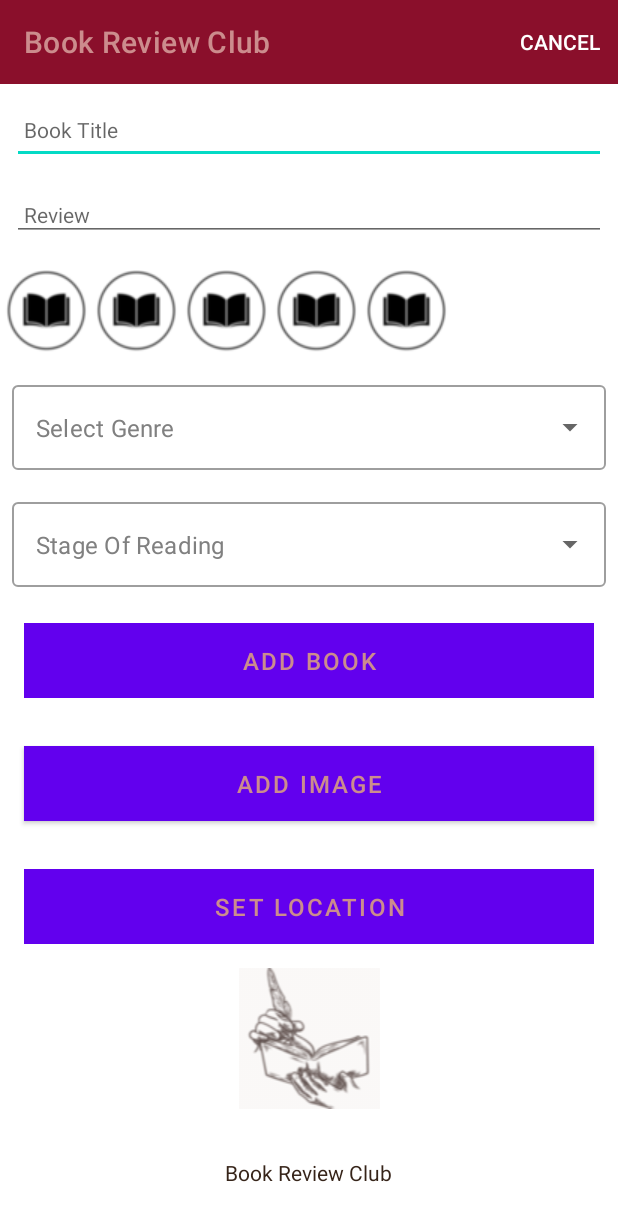
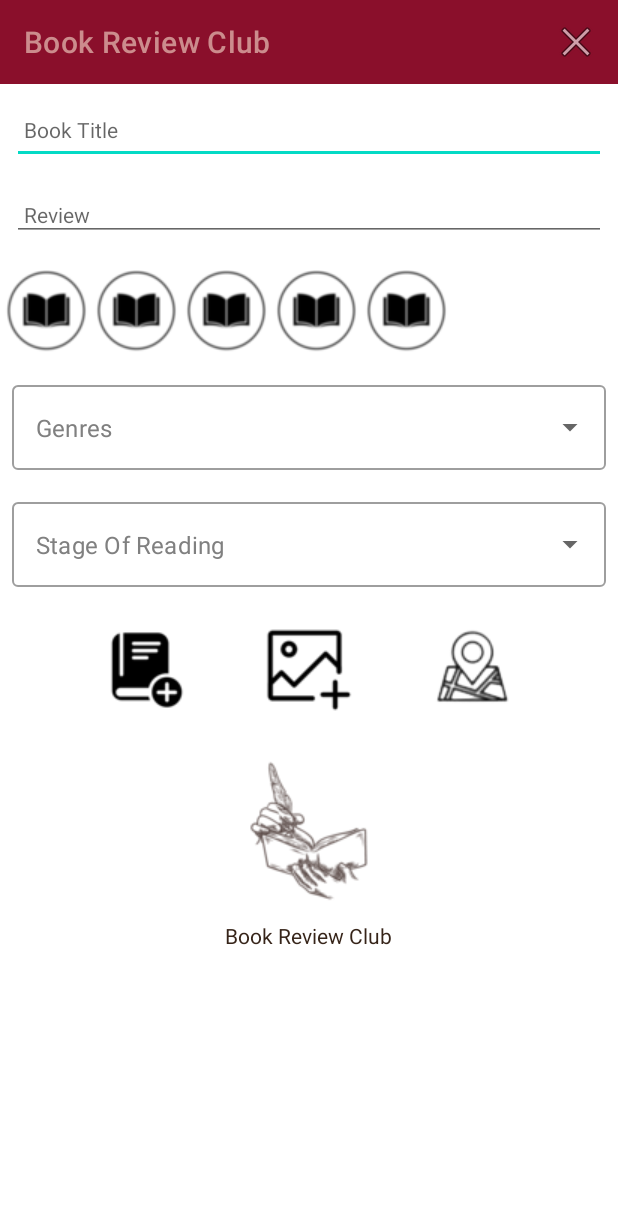
Before and after one commit to Ashinisagaran/BookReview_Android_CA02, an Android app: the BookReviewActivity screen opened directly, with no data from a screen before it, on a phone screen of 412 x 824 dp. Shown: the top 1221 px of the screen. Run offline under Robolectric (Android 15) with nearby library versions, the light colour scheme and no system bars; our stand-ins replace Picasso, Timber; 2 statements that could not run were skipped.

Commit message:
image buttons

```diff
--- a/app/build.gradle
+++ b/app/build.gradle
@@ -2,6 +2,7 @@ plugins {
     id 'com.android.application'
     id 'org.jetbrains.kotlin.android'
     id 'kotlin-parcelize'
+    id 'com.google.android.libraries.mapsplatform.secrets-gradle-plugin'
 }
 
 android {
@@ -44,6 +45,8 @@ dependencies {
     implementation 'androidx.constraintlayout:constraintlayout:2.1.4'
     implementation 'com.github.ajalt:timberkt:1.5.1'
     implementation 'com.squareup.picasso:picasso:2.71828'
+    implementation 'com.google.android.gms:play-services-maps:18.1.0'
+    implementation 'androidx.mediarouter:mediarouter:1.3.1'
     testImplementation 'junit:junit:4.13.2'
     androidTestImplementation 'androidx.test.ext:junit:1.1.4'
     androidTestImplementation 'androidx.test.espresso:espresso-core:3.5.0'
--- a/app/src/main/java/org/setu/bookReview/activities/BookReviewActivity.kt
+++ b/app/src/main/java/org/setu/bookReview/activities/BookReviewActivity.kt
@@ -9,6 +9,7 @@ import android.view.Menu
 import android.view.MenuItem
 import android.widget.ArrayAdapter
 import android.widget.AutoCompleteTextView
+import android.widget.ImageButton
 import android.widget.RatingBar
 import android.widget.RatingBar.OnRatingBarChangeListener
 import android.widget.TextView
@@ -32,7 +33,10 @@ class BookReviewActivity : AppCompatActivity() {
     var editFlag = false
     private lateinit var imageIntentLauncher : ActivityResultLauncher<Intent>
     private var ratingBar: RatingBar? = null
-    private var tv: TextView? = null
+    private var genre: TextView? = null
+    private var stageOfReading: TextView? = null
+    private var bookSave: ImageButton = findViewById(R.id.button_saveBook)
+
 
     override fun onCreate(savedInstanceState: Bundle?) {
         super.onCreate(savedInstanceState)
@@ -48,8 +52,6 @@ class BookReviewActivity : AppCompatActivity() {
 
         i("Book Review Activity started...")
 
-        ratingBar = binding.ratingBar;
-
         // get reference to the string array that we just created
         val genres = resources.getStringArray(R.array.select_genre)
         val stageOfReadings = resources.getStringArray(R.array.select_stage_of_reading)
@@ -64,26 +66,35 @@ class BookReviewActivity : AppCompatActivity() {
         autocompleteTV.setAdapter(arrayAdapter)
         autocompleteTV2.setAdapter(arrayAdapter2)
 
+        ratingBar = binding.ratingBar
+        genre = binding.autoCompleteTextView
+        stageOfReading = binding.autoCompleteTextView2
+        bookSave = binding.bookSave
+
         if (intent.hasExtra("bookReview_edit")) {
             edit = true
             bookReview = intent.extras?.getParcelable("bookReview_edit")!!
             binding.bookTitle.setText(bookReview.bookTitle)
             binding.review.setText(bookReview.review)
             binding.ratingBar.rating=bookReview.rating
-            binding.btnAdd.setText(R.string.button_saveBook)
+            binding.autoCompleteTextView.setText(bookReview.genre)
+            binding.autoCompleteTextView2.setText(bookReview.stageOfReading)
+            binding.bookSave.setImageIcon(R.id.button_saveBook)
             Picasso.get()
                 .load(bookReview.image)
                 .into(binding.bookImage)
             if (bookReview.image != Uri.EMPTY) {
-                binding.chooseImage.setText(R.string.change_book_image)
+                binding.imageAdd.setText(R.string.change_book_image)
             }
 
         }
 
-        binding.btnAdd.setOnClickListener() {
+        binding.bookSave.setOnClickListener() {
             bookReview.bookTitle = binding.bookTitle.text.toString()
             bookReview.review = binding.review.text.toString()
             bookReview.rating = binding.ratingBar.rating
+            bookReview.genre = binding.autoCompleteTextView.toString()
+            bookReview.stageOfReading = binding.autoCompleteTextView2.toString()
             if (bookReview.bookTitle.isEmpty()) {
                 Snackbar.make(it,R.string.enter_title_message, Snackbar.LENGTH_LONG)
                     .show()
@@ -104,7 +115,7 @@ class BookReviewActivity : AppCompatActivity() {
                 Log.d("rating", ratingBar.rating.toString() + "")
             }
 
-        binding.chooseImage.setOnClickListener {
+        binding.imageAdd.setOnClickListener {
             showImagePicker(imageIntentLauncher)
         }
 
@@ -141,7 +152,7 @@ class BookReviewActivity : AppCompatActivity() {
                             Picasso.get()
                                 .load(bookReview.image)
                                 .into(binding.bookImage)
-                            binding.chooseImage.setText(R.string.change_book_image)
+                            binding.imageAdd.setImageIcon(R.string.change_book_image)
                         } // end of if
                     }
                     RESULT_CANCELED -> { } else -> { }
--- a/app/src/main/java/org/setu/bookReview/adapters/BookReviewAdapter.kt
+++ b/app/src/main/java/org/setu/bookReview/adapters/BookReviewAdapter.kt
@@ -36,9 +36,9 @@ class BookReviewAdapter constructor(private var bookReviews: List<BookReviewMode
         fun bind(bookReview: BookReviewModel, listener: BookReviewListener) {
             binding.bookTitle.text = bookReview.bookTitle
             binding.review.text = bookReview.review
-            binding.rating.text = bookReview.rating.toString()
-            binding.genre.text = bookReview.genre
-            binding.stageOfReading.text = bookReview.stageOfReading
+            binding.ratingBar.rating=bookReview.rating
+//            binding.genre.text = bookReview.genre
+//            binding.stageOfReading.text = bookReview.stageOfReading
             Picasso.get().load(bookReview.image).resize(200,200).into(binding.imageIcon)
             binding.root.setOnClickListener { listener.onBookReviewClick(bookReview) }
         }
--- a/app/src/main/res/layout/activity_book_review.xml
+++ b/app/src/main/res/layout/activity_book_review.xml
@@ -48,7 +48,7 @@
                     android:autofillHints="hint"
                     android:hint="@string/hint_bookTitle"
                     android:inputType="text"
-                    android:maxLength="25"
+                    android:maxLength="125"
                     android:maxLines="1"
                     android:padding="8dp"
                     android:textColor="@color/colorPrimaryDark"
@@ -61,7 +61,7 @@
                     android:layout_margin="8dp"
                     android:hint="@string/hint_review"
                     android:inputType="text"
-                    android:maxLength="25"
+                    android:maxLength="125"
                     android:maxLines="1"
                     android:padding="8dp"
                     android:textColor="@color/colorPrimaryDark"
@@ -100,7 +100,7 @@
                         android:layout_height="match_parent"
                         android:layout_weight="1"
                         android:inputType="none"
-                        android:text="Select Genre"
+                        android:text="@string/genre"
                         android:textColor="@color/grey"
                         />
 
@@ -124,74 +124,84 @@
                         android:layout_height="match_parent"
                         android:layout_weight="1"
                         android:inputType="none"
-                        android:text="Stage Of Reading"
+                        android:text="@string/stageOfReading"
                         android:textColor="@color/grey"
                         />
 
                 </com.google.android.material.textfield.TextInputLayout>
 
-                <Button
-                    android:id="@+id/btnAdd"
-                    android:layout_width="match_parent"
+            <LinearLayout
+                android:id="@+id/LinearLayout02"
+                android:layout_height="wrap_content"
+                android:layout_width="match_parent"
+                android:layout_alignParentBottom="true"
+                android:gravity="center"
+                android:orientation="horizontal" >
+
+                <ImageButton
+                    android:id="@+id/bookSave"
+                    android:layout_width="wrap_content"
                     android:layout_height="wrap_content"
-                    android:layout_margin="16dp"
-                    android:background="@color/colorAccent"
-                    android:paddingTop="8dp"
-                    android:paddingBottom="8dp"
+                    android:layout_margin="10dp"
+                    android:src="@drawable/book_save"
+                    android:paddingTop="5dp"
+                    android:paddingBottom="5dp"
                     android:stateListAnimator="@null"
-                    android:text="@string/button_addBook"
-                    android:textColor="@color/colorPrimary"
-                    android:textSize="16sp" />
+                    android:contentDescription="@string/button_saveBook"
+                    style="?android:attr/borderlessButtonStyle"/>
 
-                <Button
-                    android:id="@+id/chooseImage"
-                    android:layout_width="match_parent"
+
+                <ImageButton
+                    android:id="@+id/imageAdd"
+                    android:layout_width="wrap_content"
                     android:layout_height="wrap_content"
-                    android:layout_margin="16dp"
-                    android:background="@color/colorAccent"
-                    android:paddingTop="8dp"
-                    android:paddingBottom="8dp"
-                    android:text="@string/button_addImage"
-                    android:textColor="@color/colorPrimary"
-                    android:textSize="16sp" />
+                    android:layout_margin="10dp"
+                    android:contentDescription="@string/button_addImage"
+                    android:paddingTop="5dp"
+                    android:paddingBottom="5dp"
+                    android:src="@drawable/save_image"
+                    android:stateListAnimator="@null"
+                    style="?android:attr/borderlessButtonStyle"/>
 
-                <Button
+                <ImageButton
                     android:id="@+id/bookReviewLocation"
-                    android:layout_width="match_parent"
+                    android:layout_width="wrap_content"
                     android:layout_height="wrap_content"
-                    android:layout_margin="16dp"
-                    android:background="@color/colorAccent"
-                    android:paddingBottom="8dp"
-                    android:paddingTop="8dp"
+                    android:layout_margin="10dp"
+                    android:src="@drawable/location_icon"
+                    android:paddingTop="5dp"
+                    android:paddingBottom="5dp"
                     android:stateListAnimator="@null"
-                    android:text="@string/button_location"
-                    android:textColor="@color/colorPrimary"
-                    android:textSize="16sp"/>
+                    android:contentDescription="@string/button_location"
+                    style="?android:attr/borderlessButtonStyle"/>
 
-                <ImageView
-                    android:id="@+id/bookImage"
-                    android:layout_width="match_parent"
-                    android:layout_height="wrap_content"
-                    app:srcCompat="@drawable/logo" />
+            </LinearLayout>
 
                 <RelativeLayout
                     android:layout_width="match_parent"
                     android:layout_height="match_parent"
-                    android:gravity="center_vertical">
+                    android:layout_centerHorizontal="true"
+                    android:layout_centerVertical="true" >
+
+                        <ImageView
+                            android:id="@+id/bookImage"
+                            android:layout_width="match_parent"
+                            android:layout_height="wrap_content"
+                            android:layout_centerHorizontal="true"
+                            app:srcCompat="@drawable/logo" />
+
                         <TextView
                             android:id="@+id/bookReviewClub"
                             android:layout_width="wrap_content"
                             android:layout_height="wrap_content"
-                            android:layout_centerVertical="true"
                             android:layout_centerHorizontal="true"
-                            android:autofillHints="hint"
+                            android:gravity="center_horizontal"
+                            android:layout_below="@id/bookImage"
                             android:text="@string/club_name"
-                            android:maxLength="25"
-                            android:maxLines="1"
-                            android:padding="8dp"
-                            android:textColor="@color/dark_brown"
-                            android:textSize="14sp" />
+                            android:textColor="@color/dark_brown"/>
                 </RelativeLayout>
+
+
 
             </LinearLayout>
         </ScrollView>
--- a/app/src/main/res/menu/menu_book_review.xml
+++ b/app/src/main/res/menu/menu_book_review.xml
@@ -4,6 +4,8 @@
 
     <item
         android:id="@+id/item_cancel"
+        android:icon="@android:drawable/ic_menu_close_clear_cancel"
         android:title="@string/menu_cancelBook"
         app:showAsAction="always"/>
+
 </menu>
--- a/app/src/main/res/values-night/themes.xml
+++ b/app/src/main/res/values-night/themes.xml
@@ -14,10 +14,5 @@
         <!-- Customize your theme here. -->
     </style>
 
-    <style name="CustomRatingBarStyle" parent="Widget.AppCompat.RatingBar">
-        <item name="android:progressDrawable">@drawable/ratingbar_selector</item>
-        <item name="android:minHeight">25dip</item>
-        <item name="android:maxHeight">67dip</item>
-    </style>
 
 </resources>
--- a/app/src/main/res/values/colors.xml
+++ b/app/src/main/res/values/colors.xml
@@ -13,4 +13,5 @@
     <color name="grey">#808080</color>
     <color name="dark_brown">#362419</color>
     <color name="colorAccent">#8a0f2b</color>
+    <color name="old_book_page">#E0C9A6</color>
 </resources>
--- a/app/src/main/res/values/strings.xml
+++ b/app/src/main/res/values/strings.xml
@@ -9,11 +9,18 @@
     <string name="hint_stageOfReading">Stage Of Reading</string>
     <string name="menu_addBook">Add</string>
     <string name="menu_cancelBook">Cancel</string>
+    <string name="save_book">Save</string>
     <string name="enter_title_message">Please Enter a Book Title</string>
+    <string name="enter_review_message">Please leave a review!</string>
+    <string name="enter_rating_message">Please leave a rating!</string>
+    <string name="enter_genre_message">Select a genre for the book!</string>
+    <string name="enter_stage_of_reading_message">Select your stage of reading for the book!</string>
     <string name="button_addImage"> Add Image </string>
     <string name="select_book_image">Select the book image</string>
     <string name="change_book_image">Change book image</string>
     <string name="club_name">Book Review Club</string>
+    <string name="genre">Genres</string>
+    <string name="stageOfReading">Stage Of Reading</string>
     <string-array name="select_genre">
         <item>Adventure</item>
         <item>Children</item>
@@ -35,5 +42,6 @@
         <item>Nope</item>
     </string-array>
     <string name="button_location">Set Location</string>
+    <string name="title_activity_map">MapActivity</string>
 
 </resources>
--- a/app/src/main/res/values/themes.xml
+++ b/app/src/main/res/values/themes.xml
@@ -14,10 +14,5 @@
         <!-- Customize your theme here. -->
     </style>
 
-    <style name="CustomRatingBarStyle" parent="Widget.AppCompat.RatingBar">
-        <item name="android:progressDrawable">@drawable/ratingbar_selector</item>
-        <item name="android:minHeight">25dip</item>
-        <item name="android:maxHeight">67dip</item>
-    </style>
 
 </resources>
--- a/build.gradle
+++ b/build.gradle
@@ -3,4 +3,5 @@ plugins {
     id 'com.android.application' version '7.3.1' apply false
     id 'com.android.library' version '7.3.1' apply false
     id 'org.jetbrains.kotlin.android' version '1.7.20' apply false
+    id 'com.google.android.libraries.mapsplatform.secrets-gradle-plugin' version '2.0.1' apply false
 }
```
Also changed, not shown: app/src/main/AndroidManifest.xml (+30 -5 lines), app/src/main/java/org/setu/bookReview/activities/MapActivity.kt (added, +49 -0 lines), app/src/main/res/layout/activity_book_review_list.xml (+13 -1 lines), app/src/main/res/layout/activity_map.xml (added, +9 -0 lines), app/src/main/res/layout/card_book_review.xml (+5 -27 lines), app/src/main/res/drawable-v24/location_icon.png (added), app/src/main/res/drawable-v24/logo.png (added), app/src/main/res/drawable/book_save.png (added), app/src/main/res/drawable/logo.png (deleted), app/src/main/res/drawable/save_image.png (added).
